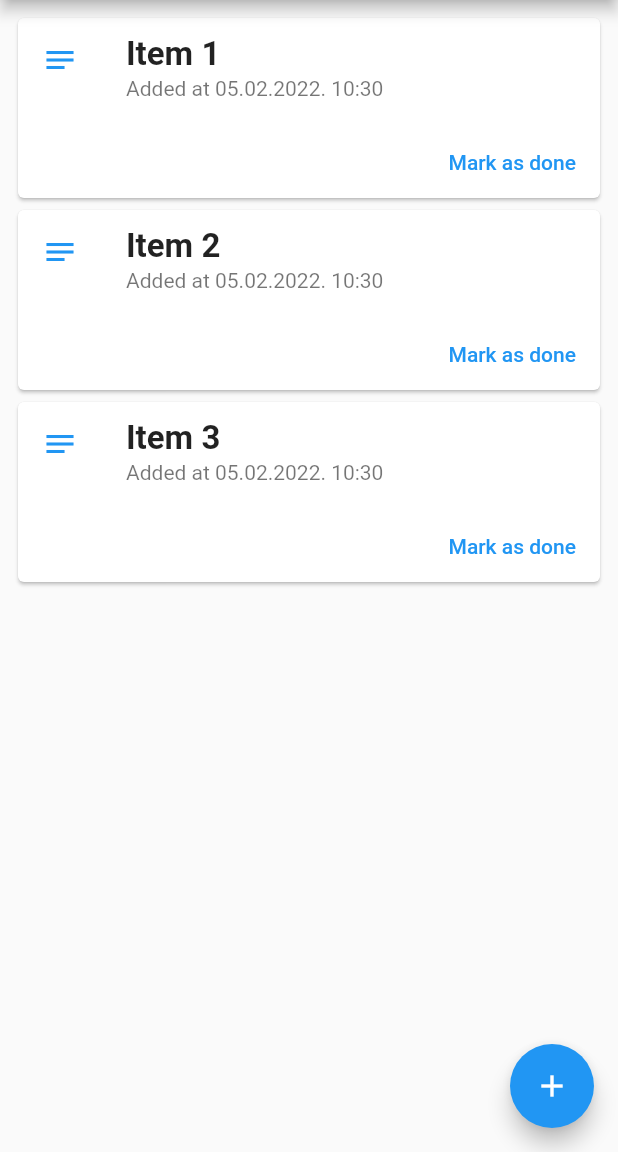
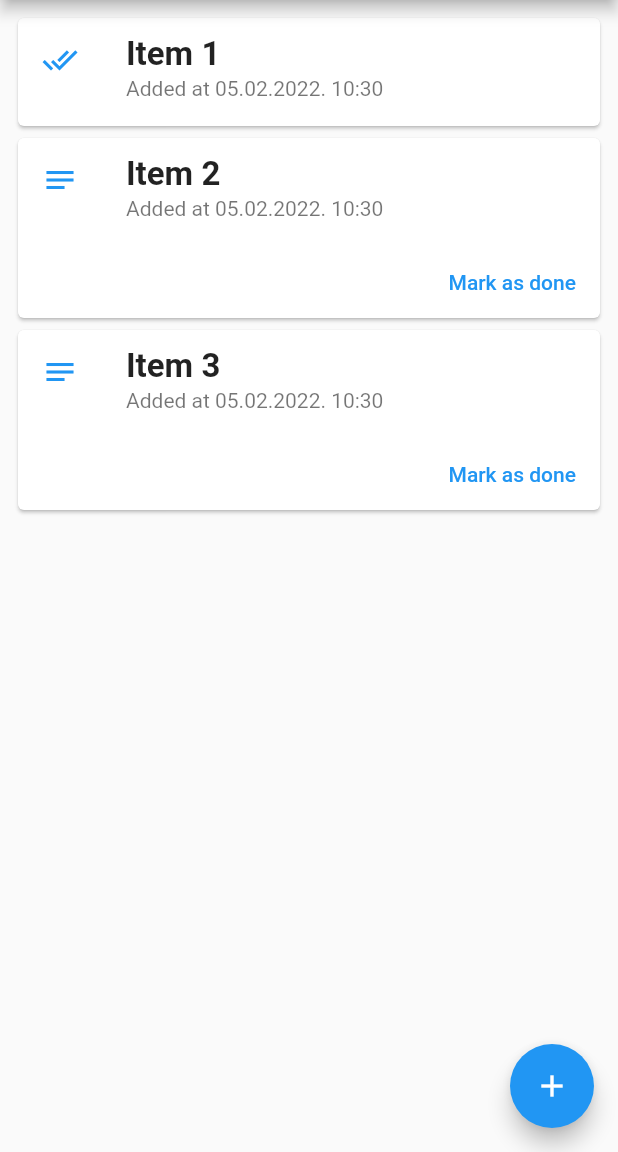
Before and after one commit to MatijaNovosel/rma-osnovni-zadatak, a Flutter app: the screen it shows after launch, after a tap on "Mark as done", on a phone screen of 412 x 824 dp, the part 84-1236 px from its top. Run offline on Flutter 3.47's test engine with Material 2 defaults, Android fonts, the light colour scheme and no system bars.

Commit message:
Mark as done

```diff
--- a/lib/main.dart
+++ b/lib/main.dart
@@ -1,6 +1,7 @@
 import 'package:flutter/material.dart';
 import 'models/todo_item.dart';
 import 'widgets/todo_item.dart';
+import 'package:collection/collection.dart';
 
 void main() {
   runApp(const Main());
@@ -68,6 +69,15 @@
     });
   }
 
+  void _markItemAsDone(int id) {
+    TodoItem? item = _todoItems.firstWhereOrNull((element) => element.id == id);
+    if (item != null) {
+      setState(() {
+        item.done = true;
+      });
+    }
+  }
+
   Future<dynamic> _displayDialog(BuildContext context) async {
     return showDialog(
       context: context,
@@ -128,6 +138,9 @@
                   .map(
                     (todoItem) => TodoItemWidget(
                       content: todoItem,
+                      onMarkAsDone: () {
+                        _markItemAsDone(todoItem.id);
+                      },
                     ),
                   )
                   .toList(),
--- a/lib/widgets/todo_item.dart
+++ b/lib/widgets/todo_item.dart
@@ -4,10 +4,12 @@ import 'package:intl/intl.dart';
 
 class TodoItemWidget extends StatelessWidget {
   final TodoItem content;
+  final VoidCallback onMarkAsDone;
 
   const TodoItemWidget({
     Key? key,
     required this.content,
+    required this.onMarkAsDone,
   }) : super(key: key);
 
   @override
@@ -24,18 +26,20 @@ class TodoItemWidget extends StatelessWidget {
                 fontWeight: FontWeight.bold,
               ),
             ),
-            leading: const Icon(Icons.notes),
+            leading: Icon(content.done ? Icons.done_all : Icons.notes),
             iconColor: Colors.blue,
             subtitle: Text(
               'Added at ${DateFormat("dd.MM.yyyy. HH:mm").format(content.createdAt)}',
             ),
           ),
-          Row(
+          content.done
+              ? Container()
+              : Row(
                   mainAxisAlignment: MainAxisAlignment.end,
                   children: <Widget>[
                     TextButton(
                       child: const Text('Mark as done'),
-                onPressed: () => {},
+                      onPressed: () => onMarkAsDone(),
                     ),
                     const SizedBox(width: 8),
                   ],
```
Lines whose indentation alone changed are shown as unchanged.
